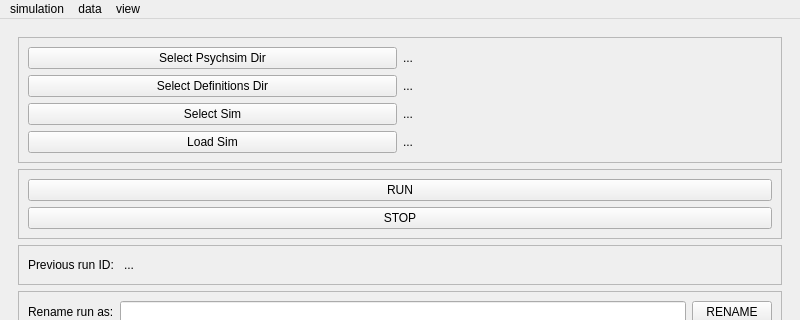
Qt form psychsim-gui-main.ui (usc-psychsim/psychsim-eval-gui) before a commit; both pictures show x 0 to 800 and y 0 to 320 of the 800 by 652 pixel window.
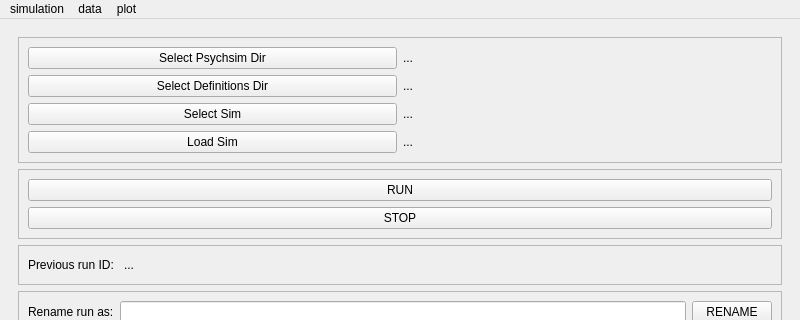
The same form after that commit. The open tabs and pages were chosen to show the change.

Commit message: Reorganise file menus

Diff of the .ui file:
```diff
--- a/psychsim-gui-main.ui
+++ b/psychsim-gui-main.ui
@@ -1177,7 +1177,7 @@
    </widget>
    <widget class="QMenu" name="menuwindow">
     <property name="title">
-     <string>view</string>
+     <string>plot</string>
     </property>
     <addaction name="actionmain"/>
     <addaction name="actionquery_data_page"/>
```
Left out of the diff: 27 changed lines with no effect on the pictures. The commit also changes 1 other file.
